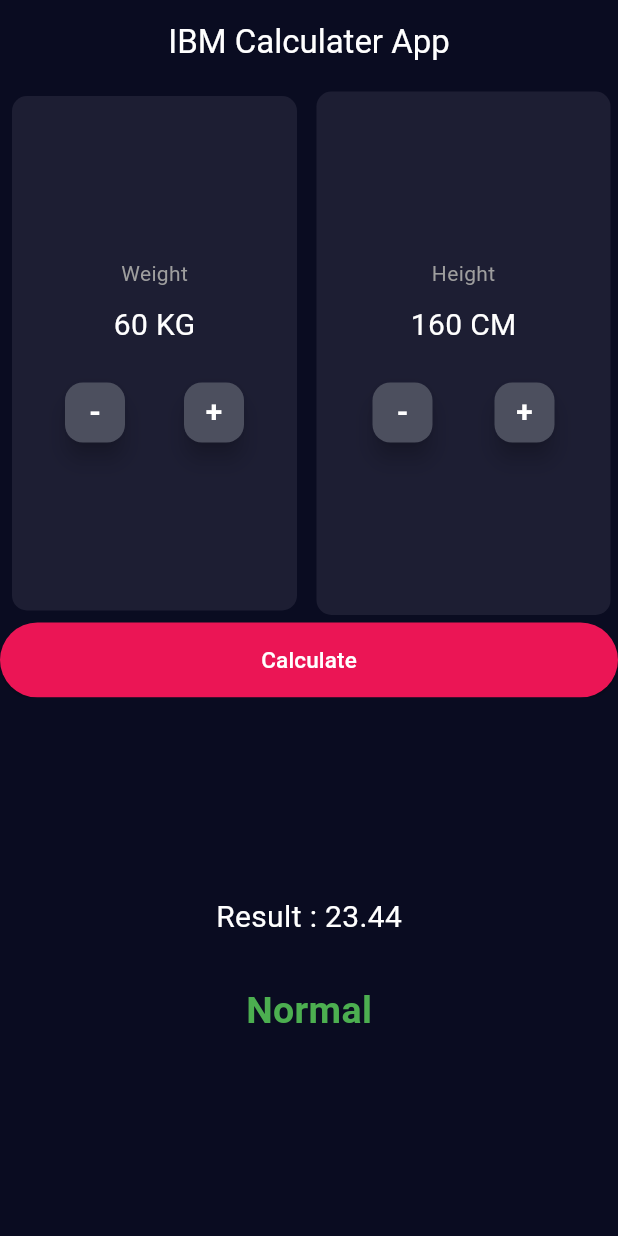
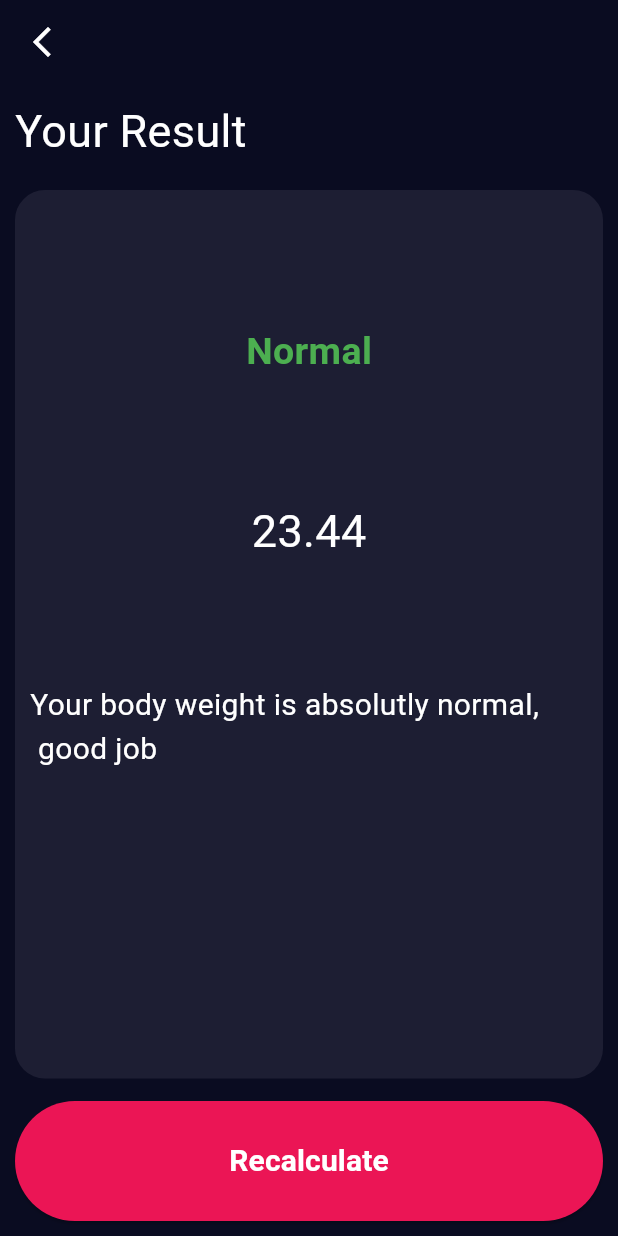
Before and after one commit to amani-sirelkhatim/task-12, a Flutter app: the screen it shows after launch, after a tap on "Calculate", on a phone screen of 412 x 824 dp. Run offline on Flutter 3.47's test engine with Material 3 defaults, Android fonts, the phone set to English and light mode, and no system bars.

Commit message:
ibm app2

```diff
--- a/lib/calculater.dart
+++ b/lib/calculater.dart
@@ -1,4 +1,7 @@
 import 'package:firstapp/color.dart';
+import 'package:firstapp/result.dart';
+import 'package:firstapp/result.dart';
+import 'package:firstapp/result.dart';
 import 'package:flutter/material.dart';
 
 class calculater extends StatefulWidget {
@@ -12,23 +15,54 @@ class _calculaterState extends State<calculater> {
   int weight = 60;
   int height = 160;
   double res = 0.0;
+  bool isMale = true;
+  bool isnormal = true;
+  int age = 20;
   String getClass(val) {
     if (val < 16) {
+      isnormal = false;
       return 'Severe Thinness';
     } else if (val >= 16 && val < 17) {
+      isnormal = false;
       return 'Moderate Thinness';
     } else if (val >= 17 && val < 18.5) {
+      isnormal = false;
       return 'Mild  Thinness';
     } else if (val >= 18.5 && val <= 25) {
+      isnormal = true;
       return 'Normal';
     } else if (val >= 25 && val <= 30) {
+      isnormal = false;
       return 'Overweight';
     } else if (val >= 30 && val <= 35) {
+      isnormal = false;
       return 'Obese Class I';
     } else if (val >= 35 && val <= 40) {
+      isnormal = false;
       return 'Obese Class II';
     } else {
+      isnormal = false;
       return 'Obese Class III';
+    }
+  }
+
+  String gettext(val) {
+    if (val < 16) {
+      return 'You have to gain weight';
+    } else if (val >= 16 && val < 17) {
+      return 'You have to gain weight';
+    } else if (val >= 17 && val < 18.5) {
+      return 'You have to gain weight';
+    } else if (val >= 18.5 && val <= 25) {
+      return 'Your body weight is absolutly normal,good jop!';
+    } else if (val >= 25 && val <= 30) {
+      return 'You have to lose weight';
+    } else if (val >= 30 && val <= 35) {
+      return 'You have to lose weight';
+    } else if (val >= 35 && val <= 40) {
+      return 'You have to lose weight';
+    } else {
+      return 'You have to lose weight';
     }
   }
 
@@ -44,14 +78,140 @@ class _calculaterState extends State<calculater> {
         centerTitle: true,
         backgroundColor: AppColors.black,
       ),
-      body: Column(
+      body: Padding(
+        padding: const EdgeInsets.all(10),
+        child: Column(
           children: [
             Expanded(
               child: Row(
                 children: [
                   Expanded(
                     child: Padding(
-                    padding: const EdgeInsets.all(8.0),
+                      padding: const EdgeInsets.fromLTRB(0, 0, 5, 10),
+                      child: GestureDetector(
+                        onTap: () {
+                          setState(() {
+                            isMale = true;
+                          });
+                        },
+                        child: Container(
+                          decoration: BoxDecoration(
+                            color:
+                                (isMale) ? AppColors.red : AppColors.darkgrey,
+                            borderRadius: BorderRadius.all(Radius.circular(10)),
+                          ),
+                          child: Center(
+                            child: Column(
+                              mainAxisAlignment: MainAxisAlignment.center,
+                              crossAxisAlignment: CrossAxisAlignment.center,
+                              children: [
+                                Icon(
+                                  Icons.male_outlined,
+                                  color: Colors.white,
+                                  size: 90,
+                                ),
+                                SizedBox(
+                                  height: 10,
+                                ),
+                                Text(
+                                  'Male',
+                                  style: TextStyle(
+                                      color: Colors.white, fontSize: 20),
+                                ),
+                              ],
+                            ),
+                          ),
+                        ),
+                      ),
+                    ),
+                  ),
+                  Expanded(
+                    child: Padding(
+                      padding: const EdgeInsets.fromLTRB(5, 0, 0, 10),
+                      child: GestureDetector(
+                        onTap: () {
+                          setState(() {
+                            isMale = false;
+                          });
+                        },
+                        child: Container(
+                          decoration: BoxDecoration(
+                            color:
+                                (!isMale) ? AppColors.red : AppColors.darkgrey,
+                            borderRadius: BorderRadius.all(Radius.circular(10)),
+                          ),
+                          child: Center(
+                            child: Column(
+                              mainAxisAlignment: MainAxisAlignment.center,
+                              crossAxisAlignment: CrossAxisAlignment.center,
+                              children: [
+                                Icon(
+                                  Icons.female_outlined,
+                                  color: Colors.white,
+                                  size: 90,
+                                ),
+                                SizedBox(
+                                  height: 10,
+                                ),
+                                Text(
+                                  'Female',
+                                  style: TextStyle(
+                                      color: Colors.white, fontSize: 20),
+                                ),
+                              ],
+                            ),
+                          ),
+                        ),
+                      ),
+                    ),
+                  ),
+                ],
+              ),
+            ),
+            Expanded(
+                child: Container(
+              alignment: Alignment.center,
+              decoration: BoxDecoration(
+                borderRadius: BorderRadius.all(Radius.circular(10)),
+                color: AppColors.darkgrey,
+              ),
+              child: Padding(
+                padding: const EdgeInsets.all(30.0),
+                child: Column(
+                  children: [
+                    Text(
+                      'Height',
+                      style: TextStyle(color: Colors.grey),
+                    ),
+                    Text(
+                      '$height',
+                      style: TextStyle(
+                          color: Colors.white,
+                          fontSize: 30,
+                          fontWeight: FontWeight.bold),
+                    ),
+                    Slider(
+                      thumbColor: AppColors.red,
+                      activeColor: AppColors.red,
+                      value: height.toDouble(),
+                      onChanged: (value) {
+                        setState(() {
+                          height = value.toInt();
+                        });
+                      },
+                      max: 220,
+                      min: 120,
+                    ),
+                  ],
+                ),
+              ),
+            )),
+            Expanded(
+              child: Row(
+                children: [
+                  Expanded(
+                    child: Padding(
+                      padding: const EdgeInsets.fromLTRB(0, 10, 10, 10),
                       child: Container(
                         decoration: BoxDecoration(
                           color: AppColors.darkgrey,
@@ -71,8 +231,8 @@ class _calculaterState extends State<calculater> {
                               ),
                               Text(
                                 '$weight KG',
-                              style:
-                                  TextStyle(color: Colors.white, fontSize: 20),
+                                style: TextStyle(
+                                    color: Colors.white, fontSize: 20),
                               ),
                               SizedBox(
                                 height: 20,
@@ -124,7 +284,7 @@ class _calculaterState extends State<calculater> {
                   ),
                   Expanded(
                     child: Padding(
-                    padding: const EdgeInsets.all(5.0),
+                      padding: const EdgeInsets.fromLTRB(0, 10, 0, 10),
                       child: Container(
                         decoration: BoxDecoration(
                           color: AppColors.darkgrey,
@@ -136,7 +296,7 @@ class _calculaterState extends State<calculater> {
                             crossAxisAlignment: CrossAxisAlignment.center,
                             children: [
                               Text(
-                              'Height',
+                                'Age',
                                 style: TextStyle(
                                   color: Colors.grey,
                                 ),
@@ -145,9 +305,9 @@ class _calculaterState extends State<calculater> {
                                 height: 10,
                               ),
                               Text(
-                              '$height CM',
-                              style:
-                                  TextStyle(color: Colors.white, fontSize: 20),
+                                '$age Yrs',
+                                style: TextStyle(
+                                    color: Colors.white, fontSize: 20),
                               ),
                               SizedBox(
                                 height: 20,
@@ -169,7 +329,7 @@ class _calculaterState extends State<calculater> {
                                       onPressed: () {
                                         setState(() {
                                           if (weight > 0) {
-                                          height--;
+                                            age--;
                                           }
                                         });
                                       },
@@ -186,7 +346,7 @@ class _calculaterState extends State<calculater> {
                                       ),
                                       onPressed: () {
                                         setState(() {
-                                        height++;
+                                          age++;
                                         });
                                       },
                                     ),
@@ -201,51 +361,28 @@ class _calculaterState extends State<calculater> {
               ),
             ),
             SizedBox(
-            height: 50,
+              height: 70,
               width: double.infinity,
               child: ElevatedButton(
-                style: ElevatedButton.styleFrom(backgroundColor: AppColors.red),
+                  style:
+                      ElevatedButton.styleFrom(backgroundColor: AppColors.red),
                   onPressed: () {
                     double result = weight / (height * height * .0001);
                     setState(() {
                       res = result;
-                    res.toStringAsFixed(2);
                     });
+                    Navigator.of(context).push(MaterialPageRoute(
+                        builder: (context) => ResultView(
+                              finalres: res,
+                            )));
                   },
                   child: Text(
                     'Calculate',
                     style: TextStyle(color: Colors.white, fontSize: 15),
                   )),
             ),
-          Expanded(
-            child: Container(
-              width: double.infinity,
-              decoration: BoxDecoration(
-                color: AppColors.black,
-              ),
-              child: Column(
-                mainAxisAlignment: MainAxisAlignment.center,
-                crossAxisAlignment: CrossAxisAlignment.center,
-                children: [
-                  Text(
-                    'Result : ' + res.toStringAsFixed(2),
-                    style: TextStyle(color: Colors.white, fontSize: 20),
-                  ),
-                  SizedBox(
-                    height: 30,
-                  ),
-                  Text(
-                    getClass(res),
-                    style: TextStyle(
-                        color: Colors.green,
-                        fontSize: 25,
-                        fontWeight: FontWeight.bold),
-                  ),
           ],
         ),
-            ),
-          )
-        ],
       ),
     );
   }
--- /dev/null
+++ b/lib/result.dart
@@ -0,0 +1,194 @@
+import 'package:firstapp/color.dart';
+import 'package:flutter/material.dart';
+
+class ResultView extends StatefulWidget {
+  const ResultView({super.key, required this.finalres});
+  final double finalres;
+
+  @override
+  State<ResultView> createState() => _ResultViewState();
+}
+
+class _ResultViewState extends State<ResultView> {
+  bool isnormal = true;
+  String getClass(val) {
+    if (val < 16) {
+      isnormal = false;
+      return 'Severe Thinness';
+    } else if (val >= 16 && val < 17) {
+      isnormal = false;
+      return 'Moderate Thinness';
+    } else if (val >= 17 && val < 18.5) {
+      isnormal = false;
+      return 'Mild  Thinness';
+    } else if (val >= 18.5 && val <= 25) {
+      isnormal = true;
+      return 'Normal';
+    } else if (val >= 25 && val <= 30) {
+      isnormal = false;
+      return 'Overweight';
+    } else if (val >= 30 && val <= 35) {
+      isnormal = false;
+      return 'Obese Class I';
+    } else if (val >= 35 && val <= 40) {
+      isnormal = false;
+      return 'Obese Class II';
+    } else {
+      isnormal = false;
+      return 'Obese Class III';
+    }
+  }
+
+  String gettext(val) {
+    if (val < 16) {
+      return 'You have to gain weight';
+    } else if (val >= 16 && val < 17) {
+      return 'You have to gain weight';
+    } else if (val >= 17 && val < 18.5) {
+      return 'You have to gain weight';
+    } else if (val >= 18.5 && val <= 25) {
+      return 'Your body weight is absolutly normal,\n\ good job';
+    } else if (val >= 25 && val <= 30) {
+      return 'You have to lose weight';
+    } else if (val >= 30 && val <= 35) {
+      return 'You have to lose weight';
+    } else if (val >= 35 && val <= 40) {
+      return 'You have to lose weight';
+    } else {
+      return 'You have to lose weight';
+    }
+  }
+
+  @override
+  Widget build(BuildContext context) {
+    return Scaffold(
+      appBar: AppBar(
+          backgroundColor: AppColors.black,
+          leading: IconButton(
+              onPressed: () {
+                Navigator.of(context).pop();
+              },
+              icon: const Icon(
+                Icons.arrow_back_ios_new_outlined,
+                color: Colors.white,
+              ))),
+      body: Expanded(
+        child: Container(
+          width: double.infinity,
+          alignment: Alignment.topLeft,
+          decoration: BoxDecoration(color: AppColors.black),
+          child: Padding(
+            padding: const EdgeInsets.all(10.0),
+            child: Column(
+              mainAxisAlignment: MainAxisAlignment.start,
+              crossAxisAlignment: CrossAxisAlignment.start,
+              children: [
+                Expanded(
+                  flex: 1,
+                  child: Text(
+                    'Your Result',
+                    textAlign: TextAlign.left,
+                    style: TextStyle(
+                      color: Colors.white,
+                      fontSize: 30,
+                    ),
+                  ),
+                ),
+                Expanded(
+                  flex: 10,
+                  child: Container(
+                    margin: EdgeInsets.only(bottom: 15),
+                    padding: EdgeInsets.all(10),
+                    alignment: Alignment.topLeft,
+                    width: double.infinity,
+                    decoration: BoxDecoration(
+                      color: AppColors.darkgrey,
+                      borderRadius: BorderRadius.all(Radius.circular(20)),
+                    ),
+                    child: Column(
+                      children: [
+                        SizedBox(
+                          height: 80,
+                        ),
+                        Row(
+                          mainAxisAlignment: MainAxisAlignment.center,
+                          children: [
+                            Text(
+                              getClass(widget.finalres),
+                              //getClass(res),
+                              style: TextStyle(
+                                  color: (isnormal) ? Colors.green : Colors.red,
+                                  fontSize: 25,
+                                  fontWeight: FontWeight.bold),
+                            ),
+                          ],
+                        ),
+                        SizedBox(
+                          height: 80,
+                        ),
+                        Row(
+                          mainAxisAlignment: MainAxisAlignment.center,
+                          children: [
+                            Text(
+                              widget.finalres.toStringAsFixed(2),
+                              style:
+                                  TextStyle(color: Colors.white, fontSize: 30),
+                            ),
+                          ],
+                        ),
+                        SizedBox(
+                          height: 80,
+                        ),
+                        Row(
+                          mainAxisAlignment: MainAxisAlignment.start,
+                          children: [
+                            Row(
+                              children: [
+                                Row(
+                                  children: [
+                                    Text(
+                                      gettext(widget.finalres),
+                                      textAlign: TextAlign.left,
+                                      textWidthBasis:
+                                          TextWidthBasis.longestLine,
+                                      style: TextStyle(
+                                        color: Colors.white,
+                                        fontSize: 20,
+                                      ),
+                                    ),
+                                  ],
+                                ),
+                              ],
+                            ),
+                          ],
+                        ),
+                      ],
+                    ),
+                  ),
+                ),
+                SizedBox(
+                  height: 80,
+                  width: double.infinity,
+                  child: ElevatedButton(
+                    onPressed: () {
+                      Navigator.of(context).pop();
+                    },
+                    child: Text(
+                      'Recalculate',
+                      style: TextStyle(
+                          color: Colors.white,
+                          fontSize: 20,
+                          fontWeight: FontWeight.bold),
+                    ),
+                    style: ElevatedButton.styleFrom(
+                        backgroundColor: AppColors.red),
+                  ),
+                )
+              ],
+            ),
+          ),
+        ),
+      ),
+    );
+  }
+}
--- a/pubspec.yaml
+++ b/pubspec.yaml
@@ -59,9 +59,9 @@ flutter:
   uses-material-design: true
 
   # To add assets to your application, add an assets section, like this:
-  # assets:
+  assets:
 
-  #   - assets/girl.png
+    - assets/muscle.png
   #   - images/a_dot_ham.jpeg
 
   # An image asset can refer to one or more resolution-specific "variants", see
```
Also changed, not shown: assets/muscle.png (added). Lines whose indentation alone changed are shown as unchanged.
